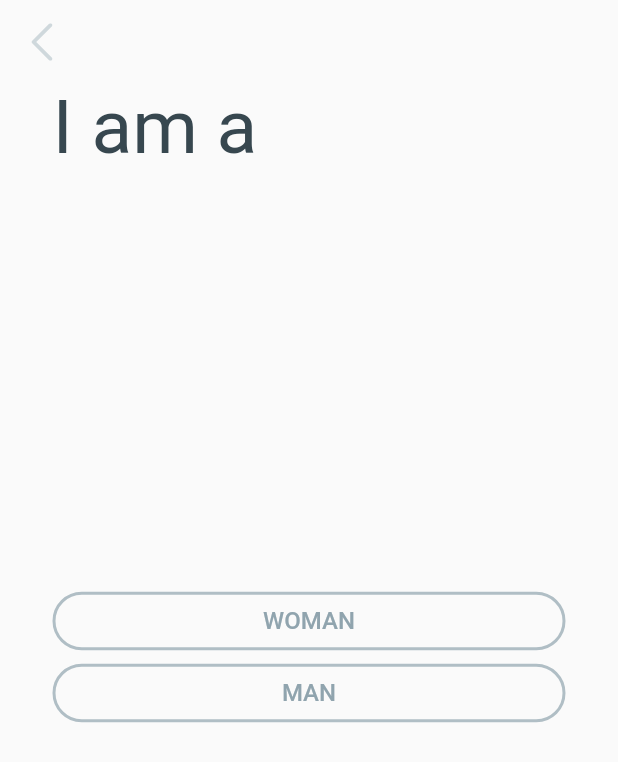
After one commit to stevendz/newtinder_flutter, a Flutter app: the OnboardingGenderScreen screen opened directly, on a phone screen of 412 x 824 dp. The commit adds this screen. Shown: the top 762 px of the screen. Run offline on Flutter 3.47's test engine with Material 2 defaults, Android fonts, the phone set to English and light mode, and no system bars; our stand-ins replace firebase_auth, firebase_core, flutter_svg, google_sign_in; accounts and stored records are empty.

Commit message:
Create OnboardingGenderScreen

```diff
--- a/lib/screens/onboarding/onboarding_first_name_screen.dart
+++ b/lib/screens/onboarding/onboarding_first_name_screen.dart
@@ -1,5 +1,6 @@
 import 'package:flutter/material.dart';
 import 'package:flutter_svg/flutter_svg.dart';
+import 'package:newtinder/screens/onboarding/onboarding_gender_screen.dart';
 import 'package:newtinder/widgets/buttons/button_colorful.dart';
 
 class OnboardingFirstNameScreen extends StatefulWidget {
@@ -32,6 +33,7 @@ class _OnboardingFirstNameScreenState extends State<OnboardingFirstNameScreen> {
         padding: EdgeInsets.only(left: 35, right: 35, bottom: 15),
         child: Column(
           mainAxisAlignment: MainAxisAlignment.spaceBetween,
+          crossAxisAlignment: CrossAxisAlignment.start,
           children: [
             Text(
               'My first name is',
@@ -72,6 +74,12 @@ class _OnboardingFirstNameScreenState extends State<OnboardingFirstNameScreen> {
                   ? () {
                       if (_formKey.currentState.validate()) {
                         print('valid');
+                        Navigator.push(
+                          context,
+                          MaterialPageRoute(
+                            builder: (context) => OnboardingGenderScreen(),
+                          ),
+                        );
                       }
                     }
                   : null,
--- /dev/null
+++ b/lib/screens/onboarding/onboarding_gender_screen.dart
@@ -0,0 +1,73 @@
+import 'package:flutter/material.dart';
+import 'package:flutter_svg/flutter_svg.dart';
+import 'package:newtinder/widgets/buttons/button_border_selector.dart';
+import 'package:newtinder/widgets/buttons/button_colorful.dart';
+
+class OnboardingGenderScreen extends StatefulWidget {
+  @override
+  _OnboardingGenderScreenState createState() => _OnboardingGenderScreenState();
+}
+
+class _OnboardingGenderScreenState extends State<OnboardingGenderScreen> {
+  String gender;
+  setGender(newGender) {
+    setState(() {
+      gender = newGender;
+    });
+  }
+
+  @override
+  Widget build(BuildContext context) {
+    return Scaffold(
+      appBar: AppBar(
+        backgroundColor: Colors.transparent,
+        elevation: 0,
+        leading: IconButton(
+          icon: SvgPicture.asset(
+            'assets/icons/back.svg',
+            height: 25,
+            color: Colors.blueGrey.shade100,
+          ),
+          onPressed: () {
+            Navigator.pop(context);
+          },
+        ),
+      ),
+      body: Padding(
+        padding: EdgeInsets.only(left: 35, right: 35, bottom: 15),
+        child: Column(
+          mainAxisAlignment: MainAxisAlignment.spaceBetween,
+          crossAxisAlignment: CrossAxisAlignment.start,
+          children: [
+            Text(
+              'I am a',
+              style: TextStyle(color: Colors.blueGrey.shade800, fontSize: 50),
+            ),
+            Column(
+              children: [
+                ButtonBorderSelector(
+                  value: 'woman',
+                  currentValue: gender,
+                  setSelected: setGender,
+                ),
+                ButtonBorderSelector(
+                  value: 'man',
+                  currentValue: gender,
+                  setSelected: setGender,
+                ),
+              ],
+            ),
+            ButtonColorful(
+              title: 'Continue',
+              onPressed: gender != null
+                  ? () {
+                      print(gender);
+                    }
+                  : null,
+            ),
+          ],
+        ),
+      ),
+    );
+  }
+}
--- /dev/null
+++ b/lib/widgets/buttons/button_border_selector.dart
@@ -0,0 +1,40 @@
+import 'package:flutter/material.dart';
+
+class ButtonBorderSelector extends StatelessWidget {
+  final Function setSelected;
+  final String value;
+  final String currentValue;
+  const ButtonBorderSelector({
+    Key key,
+    @required this.value,
+    @required this.currentValue,
+    @required this.setSelected,
+  }) : super(key: key);
+
+  @override
+  Widget build(BuildContext context) {
+    return OutlineButton(
+      shape: RoundedRectangleBorder(
+        borderRadius: BorderRadius.circular(50),
+      ),
+      borderSide: BorderSide(
+        width: 2,
+        color: value == currentValue ? Colors.red : Colors.blueGrey.shade200,
+      ),
+      padding: EdgeInsets.all(10),
+      onPressed: () {
+        setSelected(value);
+      },
+      child: Center(
+        child: Text(
+          value.toUpperCase(),
+          style: TextStyle(
+            fontSize: 16,
+            color:
+                value == currentValue ? Colors.red : Colors.blueGrey.shade300,
+          ),
+        ),
+      ),
+    );
+  }
+}
```
